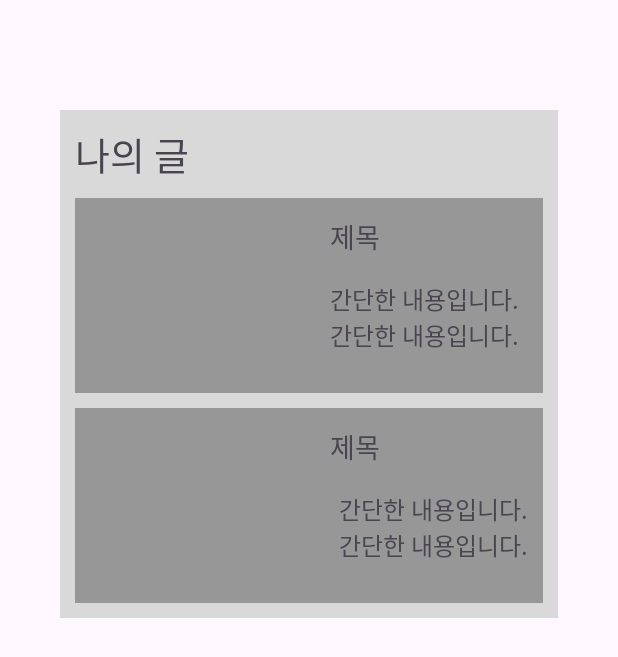
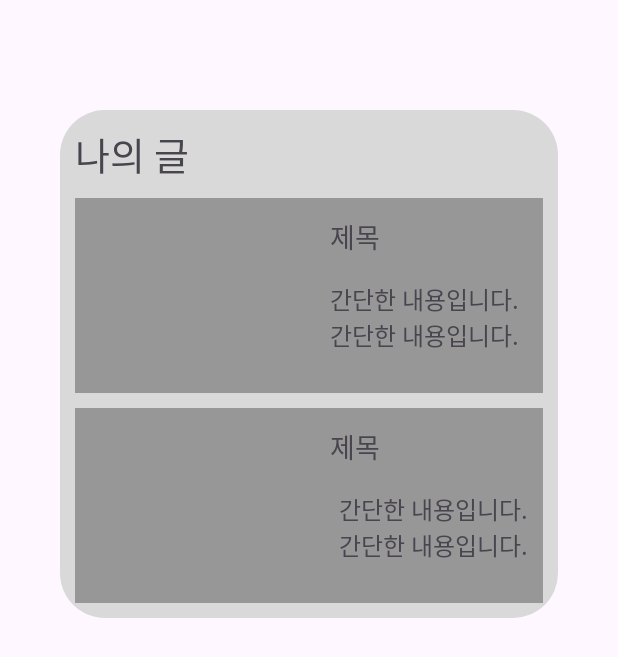
Before and after one commit to NBC-SNS-Team8/TastoryApp, an Android app: the MyPageActivity screen opened directly, with no data from a screen before it, on a phone screen of 412 x 824 dp. Shown: the part 295-952 px from the top of the screen. Run offline under Robolectric (Android 15) with nearby library versions, the phone set to English and light mode, and no system bars.

Commit message:
Design: 둥근 테두리 xml 수정

```diff
--- a/app/src/main/res/layout/activity_my_page.xml
+++ b/app/src/main/res/layout/activity_my_page.xml
@@ -51,7 +51,7 @@
                 android:layout_width="match_parent"
                 android:layout_height="match_parent"
                 android:layout_margin="40dp"
-                android:background="@color/gray">
+                android:background="@drawable/rounded_corners">
 
                 <TextView
                     android:id="@+id/textView5"
```
